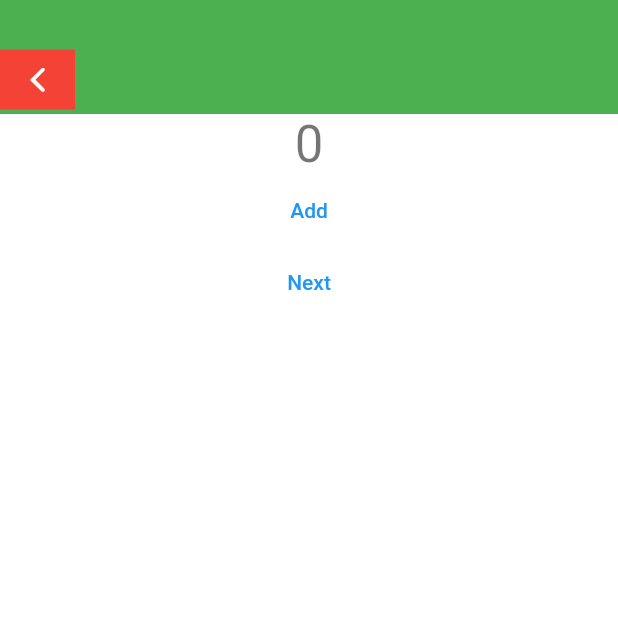
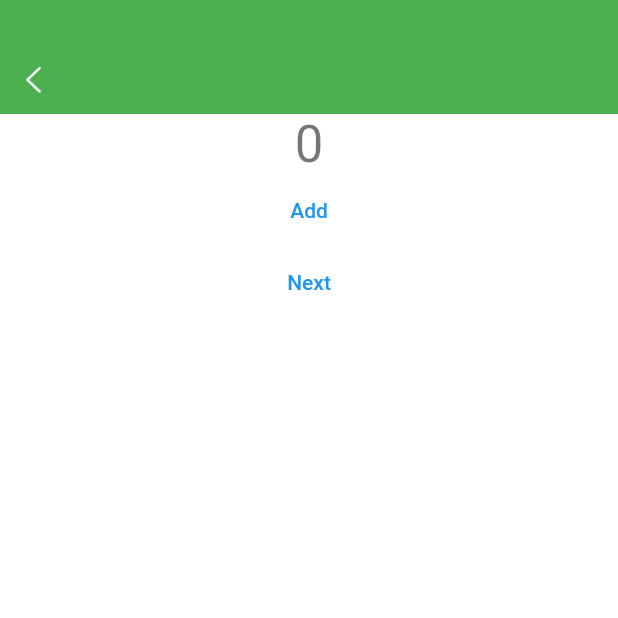
Before and after one commit to snice/uniapp-flutter-module, a Flutter app: the screen it shows after launch, on a phone screen of 412 x 824 dp, the top half of it. Run offline on Flutter 3.47's test engine with Material 2 defaults, Android fonts, the phone set to English and light mode, and no system bars; our stand-ins replace flutter_screenutil.

Commit message:
add uni font

```diff
--- a/lib/uniapp/app_bar.dart
+++ b/lib/uniapp/app_bar.dart
@@ -7,35 +7,35 @@ class UniAppBar extends StatelessWidget {
   //   key,
   // }) : super(key: key);
 
+  var backBtn = GestureDetector(
+    child: Container(
+      width: 44,
+      height: 44,
+      child: Icon(
+        IconData(0xe601, fontFamily: 'streamiconfont'),
+        size: 27,
+        color: Colors.white,
+      ),
+    ),
+    onTap: () {
+      uniapp.pop();
+    },
+  );
+
   @override
   Widget build(BuildContext context) {
     return Container(
       color: Colors.green,
-      // height: globalChannel.statusBarHeight + 46,
       child: Column(
         children: <Widget>[
-          Container(
+          SizedBox(
             height: uniapp.statusBarHeight,
           ),
           Container(
             height: 46,
             child: Row(
               children: <Widget>[
-                GestureDetector(
-                  child: Container(
-                    color: Colors.red,
-                    width: 50,
-                    height: 40,
-                    child: Icon(
-                      CupertinoIcons.back,
-                      size: 25,
-                      color: Colors.white,
-                    ),
-                  ),
-                  onTap: () {
-                    uniapp.pop();
-                  },
-                ),
+                backBtn,
               ],
             ),
           )
```
Also changed, not shown: pubspec.yaml (+6 -43 lines), assets/fonts/dcloud_iconfont.ttf (added).
